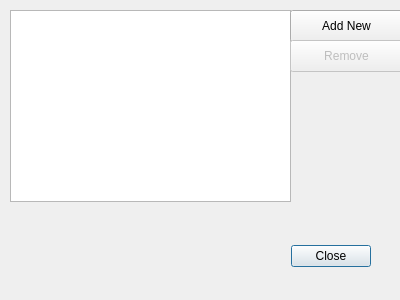
Before: the Qt Designer form searchfolderdialog.ui in AstrocatApp/AstrocatApp, drawn with Qt 5.
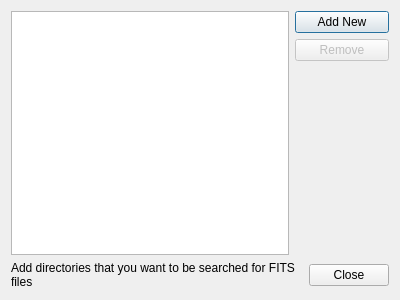
After: the same form once the commit is applied.

Commit message: Layout for searchfolderdialog

What changed in the file:
```diff
--- a/searchfolderdialog.ui
+++ b/searchfolderdialog.ui
@@ -13,61 +13,81 @@
   <property name="windowTitle">
    <string>Folder Locations</string>
   </property>
-  <widget class="QDialogButtonBox" name="buttonBox">
-   <property name="geometry">
-    <rect>
-     <x>30</x>
-     <y>240</y>
-     <width>341</width>
-     <height>32</height>
-    </rect>
-   </property>
-   <property name="orientation">
-    <enum>Qt::Horizontal</enum>
-   </property>
-   <property name="standardButtons">
-    <set>QDialogButtonBox::Close</set>
-   </property>
-  </widget>
-  <widget class="QListWidget" name="searchFoldersWidget">
-   <property name="geometry">
-    <rect>
-     <x>10</x>
-     <y>10</y>
-     <width>281</width>
-     <height>192</height>
-    </rect>
-   </property>
-  </widget>
-  <widget class="QPushButton" name="addNewButton">
-   <property name="geometry">
-    <rect>
-     <x>290</x>
-     <y>10</y>
-     <width>113</width>
-     <height>32</height>
-    </rect>
-   </property>
-   <property name="text">
-    <string>Add New</string>
-   </property>
-  </widget>
-  <widget class="QPushButton" name="removeSelectedButton">
-   <property name="enabled">
-    <bool>false</bool>
-   </property>
-   <property name="geometry">
-    <rect>
-     <x>290</x>
-     <y>40</y>
-     <width>113</width>
-     <height>32</height>
-    </rect>
-   </property>
-   <property name="text">
-    <string>Remove</string>
-   </property>
-  </widget>
+  <layout class="QGridLayout" name="gridLayout">
+   <item row="0" column="0">
+    <widget class="QListWidget" name="searchFoldersWidget"/>
+   </item>
+   <item row="0" column="1">
+    <layout class="QVBoxLayout" name="verticalLayout">
+     <item>
+      <widget class="QPushButton" name="addNewButton">
+       <property name="text">
+        <string>Add New</string>
+       </property>
+      </widget>
+     </item>
+     <item>
+      <widget class="QPushButton" name="removeSelectedButton">
+       <property name="enabled">
+        <bool>false</bool>
+       </property>
+       <property name="text">
+        <string>Remove</string>
+       </property>
+      </widget>
+     </item>
+     <item>
+      <spacer name="verticalSpacer">
+       <property name="orientation">
+        <enum>Qt::Vertical</enum>
+       </property>
+       <property name="sizeHint" stdset="0">
+        <size>
+         <width>94</width>
+         <height>163</height>
+        </size>
+       </property>
+      </spacer>
+     </item>
+    </layout>
+   </item>
+   <item row="1" column="0" colspan="2">
+    <layout class="QHBoxLayout" name="horizontalLayout">
+     <item>
+      <widget class="QLabel" name="label">
+       <property name="sizePolicy">
+        <sizepolicy hsizetype="Expanding" vsizetype="Preferred">
+         <horstretch>0</horstretch>
+         <verstretch>0</verstretch>
+        </sizepolicy>
+       </property>
+       <property name="text">
+        <string>Add directories that you want to be searched for FITS files</string>
+       </property>
+       <property name="wordWrap">
+        <bool>true</bool>
+       </property>
+      </widget>
+     </item>
+     <item>
+      <widget class="QDialogButtonBox" name="buttonBox">
+       <property name="sizePolicy">
+        <sizepolicy hsizetype="Fixed" vsizetype="Fixed">
+         <horstretch>0</horstretch>
+         <verstretch>0</verstretch>
+        </sizepolicy>
+       </property>
+       <property name="orientation">
+        <enum>Qt::Horizontal</enum>
+       </property>
+       <property name="standardButtons">
+        <set>QDialogButtonBox::Close</set>
+       </property>
+      </widget>
+     </item>
+    </layout>
+   </item>
+  </layout>
  </widget>
  <resources/>
  <connections>
```
